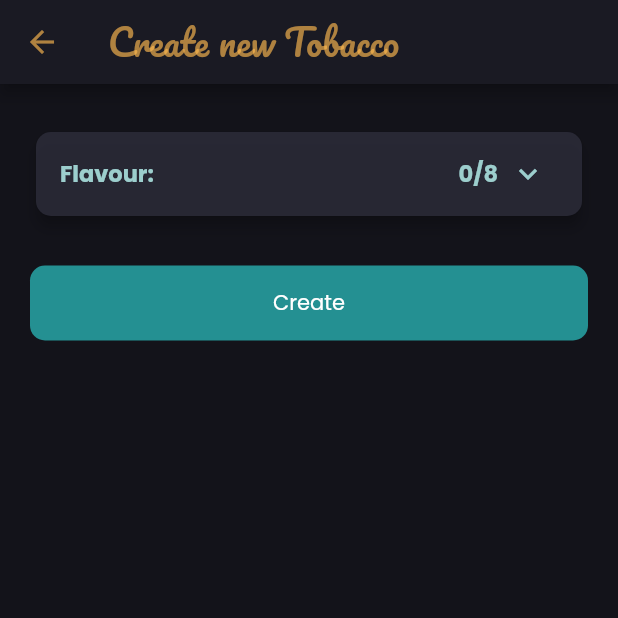
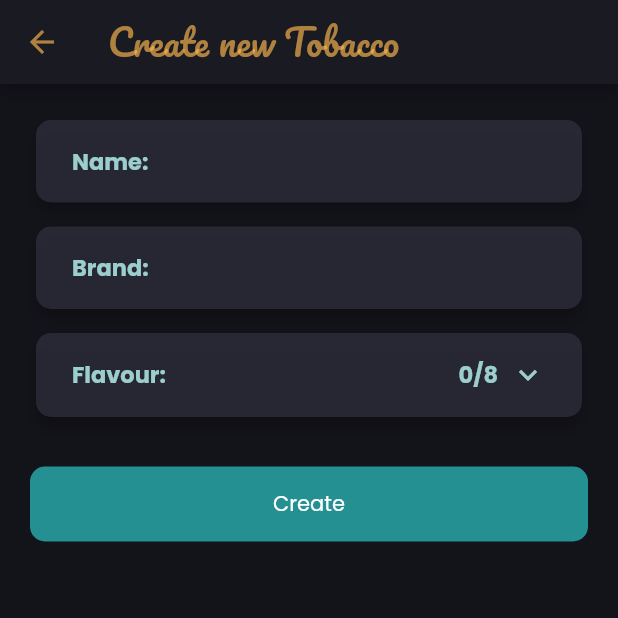
Before and after one commit to benjaminellmer/hookah-with-friends, a Flutter app: the CreateTobaccoScreen screen opened directly, on a phone screen of 412 x 824 dp, the top half of it. Run offline on Flutter 3.47's test engine with Material 2 defaults, Android fonts, the phone set to English and light mode, and no system bars; our stand-ins replace firebase_core, flutter_bloc, google_fonts; accounts and stored records are empty; network calls fail.

Commit message:
Add Text Inputs

```diff
--- a/hookah_with_friends/lib/components/pickers/element_picker.dart
+++ b/hookah_with_friends/lib/components/pickers/element_picker.dart
@@ -37,13 +37,13 @@ class ElementPicker<T> extends StatelessWidget {
                       child: ElementPickerMenu(elements: items));
                 });
           },
-          child: Row(
-            children: <Widget>[
-              PrimaryText(label),
-              const Spacer(),
-              Padding(
-                padding: const EdgeInsets.all(8.0),
-                child: Builder(builder: (BuildContext contextWithBloc) {
+          child: Padding(
+            padding: const EdgeInsets.all(8.0),
+            child: Row(
+              children: <Widget>[
+                PrimaryText(label),
+                const Spacer(),
+                Builder(builder: (BuildContext contextWithBloc) {
                   return Row(
                     children: <Widget>[
                       BlocBuilder<ElementPickerCubit, ElementPickerSelected>(
@@ -59,9 +59,9 @@ class ElementPicker<T> extends StatelessWidget {
                       ),
                     ],
                   );
-                }),
-              )
-            ],
+                })
+              ],
+            ),
           ),
         );
       }),
--- a/hookah_with_friends/lib/components/pickers/multi_element_picker.dart
+++ b/hookah_with_friends/lib/components/pickers/multi_element_picker.dart
@@ -37,13 +37,13 @@ class MultiElementPicker<T> extends StatelessWidget {
                       child: MultiElementPickerMenu(elements: items));
                 });
           },
-          child: Row(
-            children: <Widget>[
-              PrimaryText(label),
-              const Spacer(),
-              Padding(
-                padding: const EdgeInsets.all(8.0),
-                child: Builder(builder: (BuildContext contextWithBloc) {
+          child: Padding(
+            padding: const EdgeInsets.all(8.0),
+            child: Row(
+              children: <Widget>[
+                PrimaryText(label),
+                const Spacer(),
+                Builder(builder: (BuildContext contextWithBloc) {
                   return Row(
                     children: <Widget>[
                       BlocBuilder<MultiElementPickerCubit,
@@ -63,9 +63,9 @@ class MultiElementPicker<T> extends StatelessWidget {
                       ),
                     ],
                   );
-                }),
-              )
-            ],
+                })
+              ],
+            ),
           ),
         );
       }),
--- /dev/null
+++ b/hookah_with_friends/lib/components/textinputs/primary_text_input.dart
@@ -0,0 +1,73 @@
+import "package:flutter/material.dart";
+import "package:google_fonts/google_fonts.dart";
+
+import "../../util/colors.dart";
+import "../cards/small_card.dart";
+import "../texts/primary_text.dart";
+
+class PrimaryTextInput extends StatelessWidget {
+  const PrimaryTextInput({super.key, required this.label});
+
+  final String label;
+
+  @override
+  Widget build(BuildContext context) {
+    return SmallCard(
+      child: Padding(
+        padding: const EdgeInsets.all(8),
+        child: Row(
+          children: <Widget>[
+            PrimaryText(label),
+            const Spacer(),
+            Flexible(
+              flex: 5,
+              child: TextField(
+                style: TextStyle(
+                  fontFamily: GoogleFonts.poppins().fontFamily,
+                  color: HWFColors.text,
+                  fontWeight: FontWeight.bold,
+                  fontSize: 15,
+                ),
+                cursorColor: HWFColors.text,
+                textAlign: TextAlign.end,
+                decoration: const InputDecoration(
+                  isDense: true,
+                  contentPadding: EdgeInsets.zero,
+                  border: InputBorder.none,
+                ),
+              ),
+            ),
+          ],
+        ),
+      ),
+    );
+  }
+}
+
+// child: Row(
+// children: <Widget>[
+// PrimaryText(label),
+// const Spacer(),
+// Padding(
+// padding: const EdgeInsets.all(8.0),
+// child: Builder(builder: (BuildContext contextWithBloc) {
+// return Row(
+// children: <Widget>[
+// BlocBuilder<ElementPickerCubit, ElementPickerSelected>(
+// builder: (BuildContext context,
+// ElementPickerSelected state) {
+// return items[state.selectedIndex].title;
+// },
+// ),
+// const SizedBox(width: 8),
+// Icon(
+// Icons.expand_more_outlined,
+// color: HWFColors.text,
+// ),
+// ],
+// );
+// }),
+// )
+// ],
+// ),
+// );
--- a/hookah_with_friends/lib/screens/create_tobacco_screen.dart
+++ b/hookah_with_friends/lib/screens/create_tobacco_screen.dart
@@ -3,6 +3,7 @@ import "package:flutter/material.dart";
 import "../components/appbars/back_and_title_app_bar.dart";
 import "../components/buttons/primary_button.dart";
 import "../components/pickers/multi_element_picker.dart";
+import "../components/textinputs/primary_text_input.dart";
 import "../components/texts/primary_text.dart";
 import "../util/testdata/testdata.dart";
 
@@ -17,6 +18,9 @@ class CreateTobaccoScreen extends StatelessWidget {
         padding: const EdgeInsets.all(20),
         child: Column(
           children: <Widget>[
+            const PrimaryTextInput(label: "Name: "),
+            const SizedBox(height: 8),
+            const PrimaryTextInput(label: "Brand: "),
             const SizedBox(height: 8),
             MultiElementPicker<String>(
               label: "Flavour: ",
--- a/hookah_with_friends/lib/screens/tobaccos_screen.dart
+++ b/hookah_with_friends/lib/screens/tobaccos_screen.dart
@@ -1,10 +1,10 @@
 import "package:flutter/material.dart";
 
 import "../components/buttons/primary_button.dart";
-import "create_tobacco_screen.dart";
 import "../components/cards/tobacco_card.dart";
 import "../components/texts/subheading.dart";
 import "../util/testdata/testdata.dart";
+import "create_tobacco_screen.dart";
 
 class TobaccosScreen extends StatelessWidget {
   const TobaccosScreen({super.key});
@@ -23,20 +23,23 @@ class TobaccosScreen extends StatelessWidget {
                 child: Column(
                   children: <Widget>[
                     TobaccoCard(tobacco: TestData.tobacco1),
+                    const SizedBox(height: 8),
                     TobaccoCard(tobacco: TestData.tobacco2),
                   ],
                 ),
               ),
             ),
-            const SizedBox(height: 16.0), // add some space between the last TobaccoCard and the button
+            const SizedBox(height: 16.0),
+            // add some space between the last TobaccoCard and the button
             PrimaryButton(
               text: "Add Tobacco",
               onPress: () {
-        Navigator.push(
-          context,
-          MaterialPageRoute<Widget>(
-              builder: (BuildContext context) => const CreateTobaccoScreen()),
-        );
+                Navigator.push(
+                  context,
+                  MaterialPageRoute<Widget>(
+                      builder: (BuildContext context) =>
+                          const CreateTobaccoScreen()),
+                );
               },
             ),
           ],
```
Also changed, not shown: hookah_with_friends/lib/components/textinputs/primary_input.dart (deleted).
